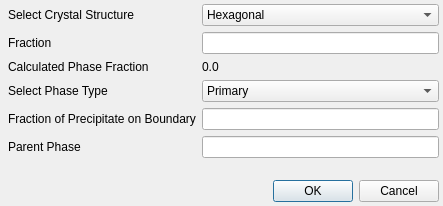
This is Source/Applications/StatsGenerator/UI_Files/EditPhaseDialog.ui in BlueQuartzSoftware/DREAM3D as Qt 5 draws it before an edit. The edited form follows.
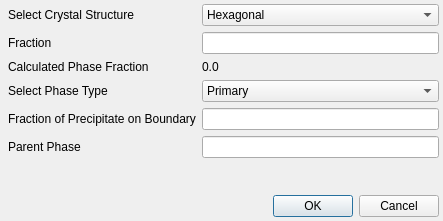
This is the edited form.

Commit message: Removing ability to create phases that are not supported in StatsGenerator

```diff
--- a/Source/Applications/StatsGenerator/UI_Files/EditPhaseDialog.ui
+++ b/Source/Applications/StatsGenerator/UI_Files/EditPhaseDialog.ui
@@ -7,7 +7,7 @@
     <x>0</x>
     <y>0</y>
     <width>443</width>
-    <height>206</height>
+    <height>221</height>
    </rect>
   </property>
   <property name="windowTitle">
```
Left out of the diff: 15 changed lines with no effect on the pictures. The commit also changes 2 other files.
